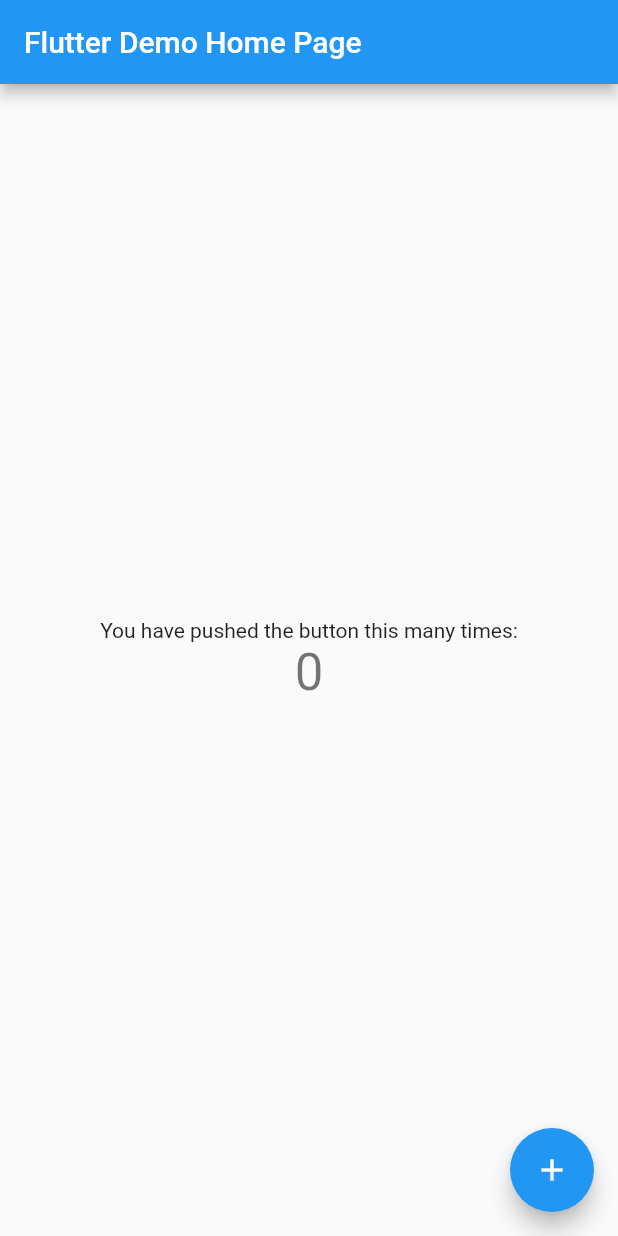
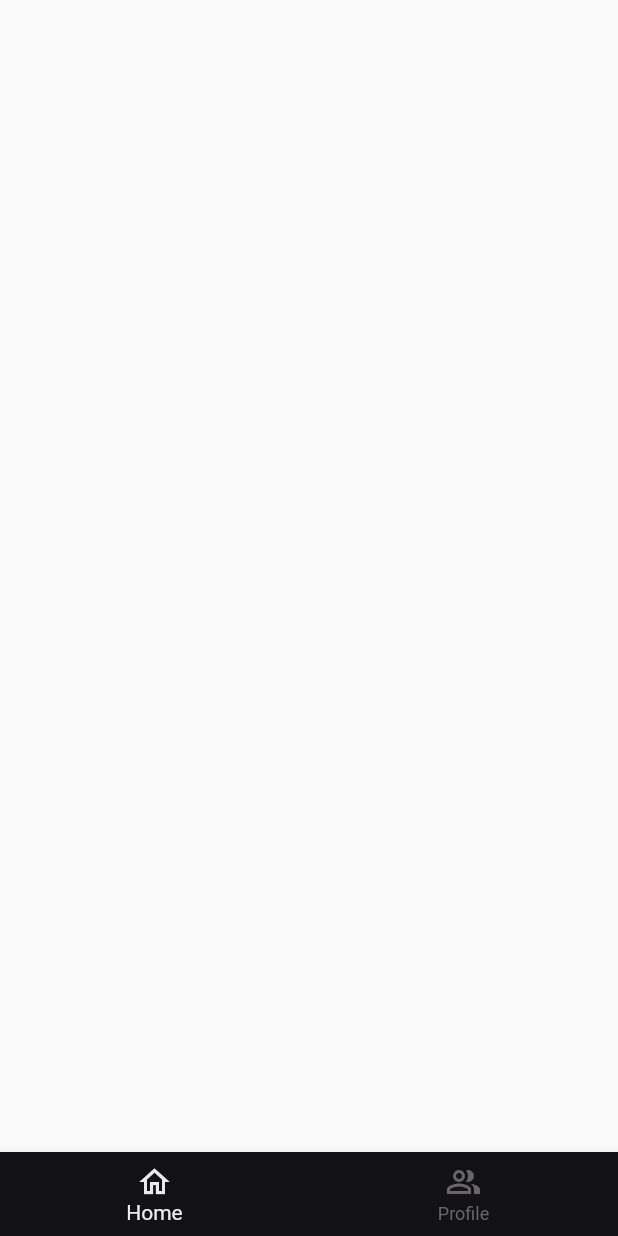
Before and after one commit to EduardoGomesSa/myfinance, a Flutter app: the screen it shows after launch, on a phone screen of 412 x 824 dp. Run offline on Flutter 3.47's test engine with Material 2 defaults, Android fonts, the phone set to English and light mode, and no system bars; our stand-ins replace dio, fluttertoast, get, shared_preferences.

Commit message:
mudança  no arquivo main para buscar a basepage

```diff
--- a/lib/app/controllers/auth_controller.dart
+++ b/lib/app/controllers/auth_controller.dart
@@ -5,12 +5,12 @@
   RxBool isLoading = false.obs;
   UserModel user = UserModel();
 
-  @override
-  void onInit(){
-    super.onInit();
+  // @override
+  // void onInit(){
+  //   super.onInit();
 
 
-  }
+  // }
 
   Future signUp() async {
     isLoading.value = true;
--- /dev/null
+++ b/lib/app/core/routes/app_routes_pages.dart
@@ -0,0 +1,25 @@
+import 'package:get/get.dart';
+import 'package:myfinance/app/pages/home/home_page.dart';
+
+import '../../pages/base_page.dart';
+
+abstract class AppPages{
+  static final pages = <GetPage>[
+    GetPage(
+      name: AppRoutes.base,
+      page: () => const BasePage()
+    ),
+    GetPage(
+      name: AppRoutes.home,
+      page: () => const HomePage())
+  ];
+}
+
+abstract class AppRoutes {
+  static const String base = '/';
+  static const String splash = '/splash';
+  static const String login = '/login';
+  static const String register = '/register';
+  static const String home = '/home';
+  static const String profile = '/profile';
+}
--- a/lib/app/pages/base_page.dart
+++ b/lib/app/pages/base_page.dart
@@ -1,25 +1,53 @@
 import 'package:flutter/material.dart';
 import 'package:myfinance/app/core/config/app_colors.dart';
+import 'package:myfinance/app/pages/home/home_page.dart';
+import 'package:myfinance/app/pages/profile/profile_page.dart';
 
-class SplashPage extends StatelessWidget{
-  const SplashPage({Key? key}) : super(key: key);
+class BasePage extends StatefulWidget {
+  const BasePage({Key? key}) : super(key: key);
 
   @override
-  Widget build(BuildContext buid){
-    return Material(
-      child: Container(
-        alignment: Alignment.center,
-        decoration: const BoxDecoration(color: AppColors.primary),
-        child: const Column(
-          mainAxisSize: MainAxisSize.min,
-          children: [
-            SizedBox(height: 10),
-            CircularProgressIndicator(
-              valueColor: AlwaysStoppedAnimation(AppColors.primaryText),
-            )
+  State<BasePage> createState() => _BasePageState();
+}
+
+class _BasePageState extends State<BasePage>{
+  int currentIndex = 0;
+  final pageController = PageController();
+
+  @override
+  Widget build(BuildContext context){
+    return SafeArea(
+      child: Scaffold(
+        body: PageView(
+          physics: const NeverScrollableScrollPhysics(),
+          controller: pageController,
+          children: const [
+            HomePage(),
+            ProfilePage(),
           ],
         ),
-      ),
+        bottomNavigationBar: BottomNavigationBar(
+          currentIndex: currentIndex,
+          onTap: (index) {
+            setState(() {
+              currentIndex = index;
+              pageController.jumpToPage(index);
+            });
+          },
+          type: BottomNavigationBarType.fixed,
+          backgroundColor: AppColors.background,
+          selectedItemColor: AppColors.primaryText,
+          unselectedItemColor: AppColors.secundaryText,
+          items: const [
+            BottomNavigationBarItem(
+              icon: Icon(Icons.home_outlined),
+              label: "Home"),
+            BottomNavigationBarItem(
+              icon: Icon(Icons.people_alt_outlined),
+              label: "Profile")
+          ],
+        ),
+      )
     );
   }
 }
--- /dev/null
+++ b/lib/app/pages/home/home_page.dart
@@ -0,0 +1,10 @@
+import 'package:flutter/material.dart';
+
+class HomePage extends StatelessWidget{
+  const HomePage({Key? key}) : super(key: key);
+
+  @override
+  Widget build(BuildContext context){
+    return const Scaffold();
+  }
+}
--- /dev/null
+++ b/lib/app/pages/income/income_form_page.dart
@@ -0,0 +1,3 @@
+class IncomeFormPage{
+
+}
--- /dev/null
+++ b/lib/app/pages/profile/profile_page.dart
@@ -0,0 +1,10 @@
+import 'package:flutter/material.dart';
+
+class ProfilePage extends StatelessWidget{
+  const ProfilePage({Key? key}) : super(key: key);
+
+  @override
+  Widget build(BuildContext context){
+    return const Scaffold();
+  }
+}
--- a/lib/app/pages/splash_page.dart
+++ b/lib/app/pages/splash_page.dart
@@ -0,0 +1,25 @@
+import 'package:flutter/material.dart';
+import 'package:myfinance/app/core/config/app_colors.dart';
+
+class SplashPage extends StatelessWidget{
+  const SplashPage({Key? key}) : super(key: key);
+
+  @override
+  Widget build(BuildContext context){
+    return Material(
+      child: Container(
+        alignment: Alignment.center,
+        decoration: const BoxDecoration(color: AppColors.primary),
+        child: const Column(
+          mainAxisSize: MainAxisSize.min,
+          children: [
+            SizedBox(height: 10),
+            CircularProgressIndicator(
+              valueColor: AlwaysStoppedAnimation(AppColors.primaryText),
+            )
+          ],
+        ),
+      ),
+    );
+  }
+}
--- a/lib/app/repositories/auth_repository.dart
+++ b/lib/app/repositories/auth_repository.dart
@@ -3,7 +3,7 @@
 import 'package:myfinance/app/core/utils/app_utils.dart';
 import 'package:myfinance/app/models/user_model.dart';
 
-import '../core/utils/Urls.dart';
+import '../core/utils/urls.dart';
 
 class AuthRepository{
   final HttpManager httpManager;
--- a/lib/main.dart
+++ b/lib/main.dart
@@ -1,4 +1,8 @@
 import 'package:flutter/material.dart';
+import 'package:get/get.dart';
+import 'package:myfinance/app/core/config/app_colors.dart';
+
+import 'app/core/routes/app_routes_pages.dart';
 
 void main() {
   runApp(const MyApp());
@@ -10,58 +14,20 @@
   // This widget is the root of your application.
   @override
   Widget build(BuildContext context) {
-    return MaterialApp(
-      title: 'Flutter Demo',
+    return GetMaterialApp(
+      title: "My Finances",
       theme: ThemeData(
-        primarySwatch: Colors.blue,
+        primaryColor: AppColors.primary,
+        appBarTheme: const AppBarTheme(
+          color: AppColors.background,
+          centerTitle: true,
+          iconTheme: IconThemeData(color: Colors.white),
+          titleTextStyle: TextStyle(color: Colors.white),
+          elevation: 1,
+        ),
       ),
-      home: const MyHomePage(title: 'Flutter Demo Home Page'),
+      debugShowCheckedModeBanner: false,
+      getPages: AppPages.pages,
     );
   }
 }
-
-class MyHomePage extends StatefulWidget {
-  const MyHomePage({super.key, required this.title});
-  final String title;
-
-  @override
-  State<MyHomePage> createState() => _MyHomePageState();
-}
-
-class _MyHomePageState extends State<MyHomePage> {
-  int _counter = 0;
-
-  void _incrementCounter() {
-    setState(() {
-      _counter++;
-    });
-  }
-
-  @override
-  Widget build(BuildContext context) {
-    return Scaffold(
-      appBar: AppBar(
-        title: Text(widget.title),
-      ),
-      body: Center(
-        child: Column(
-          mainAxisAlignment: MainAxisAlignment.center,
-          children: <Widget>[
-            const Text(
-              'You have pushed the button this many times:',
-            ),
-            Text(
-              '$_counter',
-              style: Theme.of(context).textTheme.headlineMedium,
-            ),
-          ],
-        ),
-      ),
-      floatingActionButton: FloatingActionButton(
-        onPressed: _incrementCounter,
-        tooltip: 'Increment',
-        child: const Icon(Icons.add),
-      ),
-    );
-  }
-}
```
